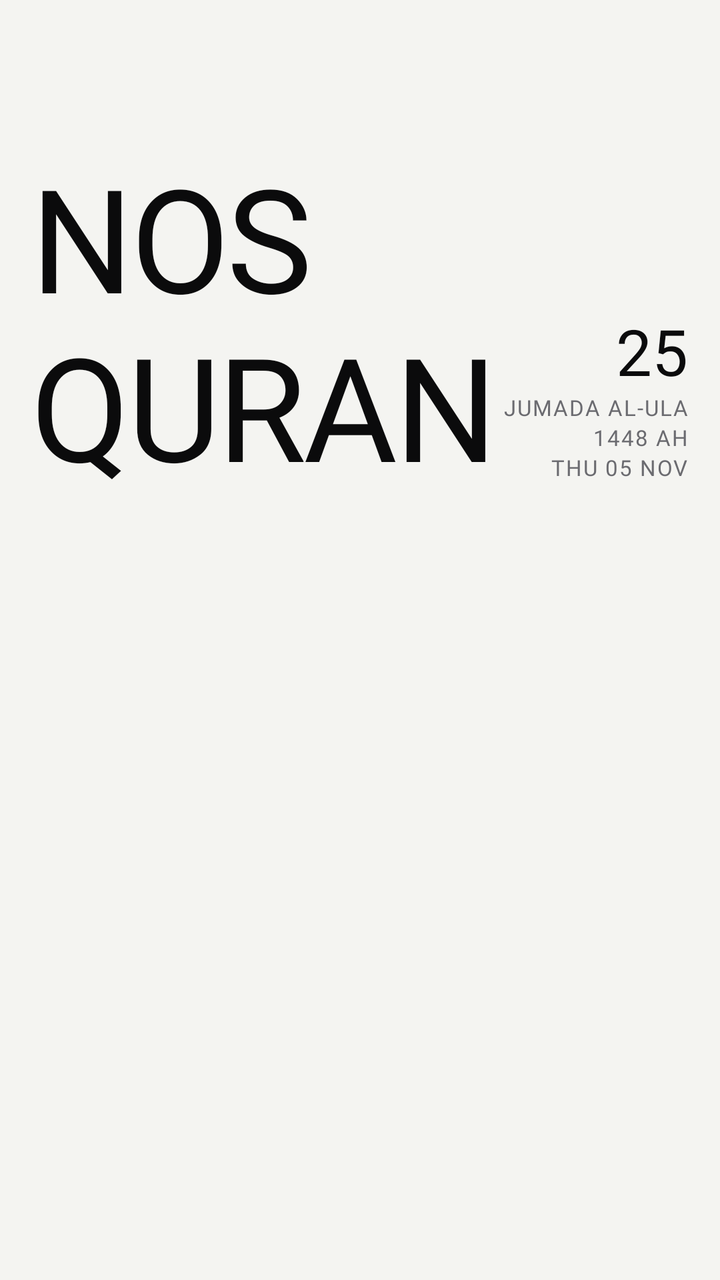
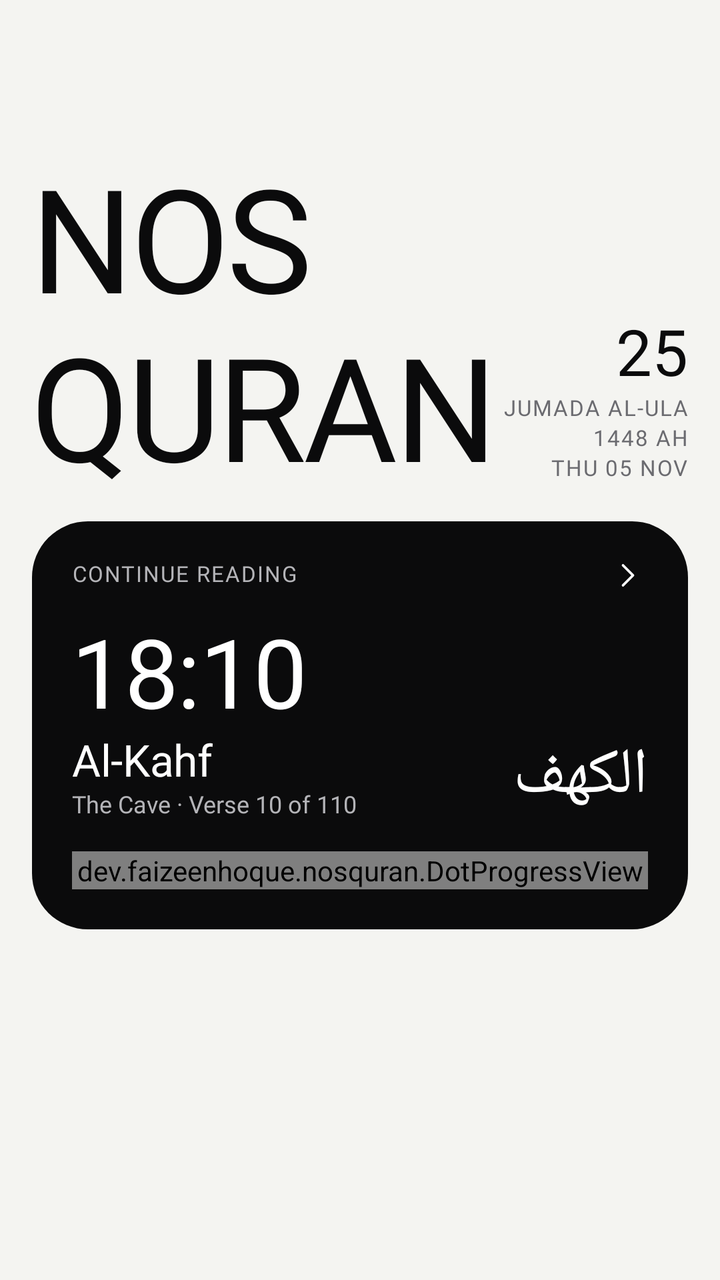

Screens rendered from an Android XML layout before and after an edit, with the pre-edit source and the edit as a unified diff.
<!-- AndroidManifest.xml: application theme Theme.NOSQuran -->
<!-- res/layout/activity_main.xml -->
<?xml version="1.0" encoding="utf-8"?>
<androidx.constraintlayout.widget.ConstraintLayout xmlns:android="http://schemas.android.com/apk/res/android"
    xmlns:app="http://schemas.android.com/apk/res-auto"
    xmlns:tools="http://schemas.android.com/tools"
    android:id="@+id/main"
    android:layout_width="match_parent"
    android:layout_height="match_parent"
    tools:context=".MainActivity">

    <TextView
        android:id="@+id/textView"
        android:layout_width="wrap_content"
        android:layout_height="wrap_content"
        android:layout_marginStart="16dp"
        android:layout_marginTop="80dp"
        android:fontFamily="@font/ndot_57_aligned"
        android:includeFontPadding="false"
        android:letterSpacing="-0.02"
        android:lineHeight="72sp"
        android:text="NOS"
        android:textAlignment="viewStart"
        android:textColor="?attr/colorOnBackground"
        android:textSize="72sp"
        app:layout_constraintStart_toStartOf="parent"
        app:layout_constraintTop_toTopOf="parent" />

    <TextView
        android:id="@+id/textView2"
        android:layout_width="wrap_content"
        android:layout_height="wrap_content"
        android:fontFamily="@font/ndot_57_aligned"
        android:includeFontPadding="false"
        android:letterSpacing="-0.02"
        android:lineHeight="72sp"
        android:text="QURAN"
        android:textAlignment="viewStart"
        android:textColor="?attr/colorOnBackground"
        android:textSize="72sp"
        app:layout_constraintStart_toStartOf="@+id/textView"
        app:layout_constraintTop_toBottomOf="@+id/textView" />

    
    <TextView
        android:id="@+id/textView3"
        android:layout_width="wrap_content"
        android:layout_height="wrap_content"
        android:layout_marginBottom="2dp"
        android:fontFamily="@font/ndot_57_aligned"
        android:includeFontPadding="false"
        android:lineHeight="36sp"
        android:text="25"
        android:textAlignment="viewEnd"
        android:textColor="?attr/colorOnBackground"
        android:textSize="32sp"
        app:layout_constraintBottom_toTopOf="@+id/textView4"
        app:layout_constraintEnd_toEndOf="@+id/textView6" />

    <TextView
        android:id="@+id/textView4"
        android:layout_width="wrap_content"
        android:layout_height="wrap_content"
        android:layout_marginBottom="2dp"
        android:fontFamily="@font/geist_variable"
        android:fontVariationSettings="'wght' 500"
        android:includeFontPadding="false"
        android:letterSpacing="0.06"
        android:lineHeight="16sp"
        android:text="Jumada al-Ula"
        android:textAlignment="viewEnd"
        android:textAllCaps="true"
        android:textColor="?android:attr/textColorTertiary"
        android:textSize="11sp"
        app:layout_constraintBottom_toTopOf="@+id/textView5"
        app:layout_constraintEnd_toEndOf="@+id/textView6" />

    
    <TextView
        android:id="@+id/textView5"
        android:layout_width="wrap_content"
        android:layout_height="wrap_content"
        android:layout_marginBottom="2dp"
        android:fontFamily="@font/geist_variable"
        android:fontVariationSettings="'wght' 500"
        android:includeFontPadding="false"
        android:letterSpacing="0.06"
        android:lineHeight="16sp"
        android:text="1448 AH"
        android:textAlignment="viewEnd"
        android:textAllCaps="true"
        android:textColor="?android:attr/textColorTertiary"
        android:textSize="11sp"
        app:layout_constraintBottom_toTopOf="@+id/textView6"
        app:layout_constraintEnd_toEndOf="@+id/textView6" />

    
    <TextView
        android:id="@+id/textView6"
        android:layout_width="wrap_content"
        android:layout_height="wrap_content"
        android:layout_marginEnd="16dp"
        android:layout_marginBottom="8dp"
        android:fontFamily="@font/geist_variable"
        android:fontVariationSettings="'wght' 500"
        android:includeFontPadding="false"
        android:letterSpacing="0.06"
        android:lineHeight="16sp"
        android:text="Thu 05 Nov"
        android:textAlignment="viewEnd"
        android:textAllCaps="true"
        android:textColor="?android:attr/textColorTertiary"
        android:textSize="11sp"
        app:layout_constraintBottom_toBottomOf="@+id/textView2"
        app:layout_constraintEnd_toEndOf="parent" />



</androidx.constraintlayout.widget.ConstraintLayout>
<!-- resources referenced by this layout -->
<resources>
  <style name="Theme.NOSQuran" parent="Theme.MaterialComponents.DayNight.NoActionBar">
          <item name="android:textColorTertiary">@color/light_text_tertiary</item>
          
          <item name="colorPrimary">@color/light_inverse_bg</item>
          <item name="colorPrimaryVariant">@color/light_surface_3</item>
          <item name="colorOnPrimary">@color/light_inverse_text</item>
          
          <item name="colorSecondary">@color/accent_fill</item>
          <item name="colorSecondaryVariant">@color/accent_fill</item>
          <item name="colorOnSecondary">@color/accent_on</item>
          
          <item name="android:colorBackground">@color/light_bg_base</item>
          <item name="android:windowBackground">@color/light_bg_base</item>
          <item name="colorSurface">@color/light_surface_1</item>
          <item name="colorOnSurface">@color/light_text_primary</item>
          <item name="colorOnBackground">@color/light_text_primary</item>
          <item name="colorError">@color/light_accent_text</item>
          
          <item name="android:statusBarColor">@android:color/transparent</item>
          <item name="android:navigationBarColor">@android:color/transparent</item>
          <item name="android:windowLightStatusBar">true</item>
          <item name="android:windowLightNavigationBar" tools:targetApi="27">true</item>
          <item name="android:enforceNavigationBarContrast" tools:targetApi="29">false</item>
      </style>
  <color name="light_text_tertiary">@color/gray_500</color>
  <color name="light_inverse_bg">@color/gray_50</color>
  <color name="light_surface_3">@color/gray_800</color>
  <color name="light_inverse_text">@color/gray_1000</color>
  <color name="accent_fill">@color/red_500</color>
  <color name="accent_on">@color/gray_1000</color>
  <color name="light_bg_base">@color/gray_900</color>
  <color name="light_surface_1">@color/gray_1000</color>
  <color name="light_text_primary">@color/gray_50</color>
  <color name="light_accent_text">@color/red_600</color>
  <color name="gray_500">#FF6B6B70</color>
  <color name="gray_50">#FF0B0B0C</color>
  <color name="gray_800">#FFD9D9D6</color>
  <color name="gray_1000">#FFFFFFFF</color>
  <color name="red_500">#FFD71921</color>
  <color name="gray_900">#FFF4F4F1</color>
  <color name="red_600">#FFB3121A</color>
</resources>

<!-- the commit's change to res/layout/activity_main.xml (unified diff, before → after) -->
@@ -55,6 +55,7 @@
         app:layout_constraintBottom_toTopOf="@+id/textView4"
         app:layout_constraintEnd_toEndOf="@+id/textView6" />
 
+    
     <TextView
         android:id="@+id/textView4"
         android:layout_width="wrap_content"
@@ -112,6 +113,117 @@
         app:layout_constraintBottom_toBottomOf="@+id/textView2"
         app:layout_constraintEnd_toEndOf="parent" />
 
-
+    
+    <androidx.constraintlayout.widget.ConstraintLayout
+        android:id="@+id/continueReadingCard"
+        android:layout_width="0dp"
+        android:layout_height="wrap_content"
+        android:layout_marginStart="16dp"
+        android:layout_marginTop="12dp"
+        android:layout_marginEnd="16dp"
+        android:background="@drawable/bg_continue_reading"
+        android:clickable="true"
+        android:contentDescription="Continue reading Al-Kahf, verse 10 of 110"
+        android:focusable="true"
+        android:padding="20dp"
+        app:layout_constraintEnd_toEndOf="parent"
+        app:layout_constraintStart_toStartOf="parent"
+        app:layout_constraintTop_toBottomOf="@+id/textView2">
+
+        <TextView
+            android:id="@+id/continueLabel"
+            android:layout_width="wrap_content"
+            android:layout_height="wrap_content"
+            android:fontFamily="@font/geist_variable"
+            android:fontVariationSettings="'wght' 500"
+            android:includeFontPadding="false"
+            android:letterSpacing="0.06"
+            android:lineHeight="16sp"
+            android:text="Continue reading"
+            android:textAllCaps="true"
+            android:textColor="@color/inverse_secondary"
+            android:textSize="11sp"
+            app:layout_constraintStart_toStartOf="parent"
+            app:layout_constraintTop_toTopOf="parent" />
+
+        <ImageView
+            android:id="@+id/continueChevron"
+            android:layout_width="20dp"
+            android:layout_height="20dp"
+            android:importantForAccessibility="no"
+            android:src="@drawable/ic_chevron_right"
+            app:layout_constraintBottom_toBottomOf="@+id/continueLabel"
+            app:layout_constraintEnd_toEndOf="parent"
+            app:layout_constraintTop_toTopOf="@+id/continueLabel" />
+
+        <TextView
+            android:id="@+id/verseReference"
+            android:layout_width="wrap_content"
+            android:layout_height="wrap_content"
+            android:layout_marginTop="16dp"
+            android:fontFamily="@font/ndot_57_aligned"
+            android:includeFontPadding="false"
+            android:letterSpacing="-0.01"
+            android:lineHeight="50sp"
+            android:text="18:10"
+            android:textColor="@color/inverse_text"
+            android:textSize="48sp"
+            app:layout_constraintStart_toStartOf="parent"
+            app:layout_constraintTop_toBottomOf="@+id/continueLabel" />
+
+        <TextView
+            android:id="@+id/surahName"
+            android:layout_width="wrap_content"
+            android:layout_height="wrap_content"
+            android:layout_marginTop="2dp"
+            android:fontFamily="@font/geist_variable"
+            android:fontVariationSettings="'wght' 500"
+            android:includeFontPadding="false"
+            android:letterSpacing="-0.005"
+            android:lineHeight="28sp"
+            android:text="Al-Kahf"
+            android:textColor="@color/inverse_text"
+            android:textSize="22sp"
+            app:layout_constraintStart_toStartOf="parent"
+            app:layout_constraintTop_toBottomOf="@+id/verseReference" />
+
+        <TextView
+            android:id="@+id/surahMeta"
+            android:layout_width="wrap_content"
+            android:layout_height="wrap_content"
+            android:layout_marginTop="2dp"
+            android:fontFamily="@font/geist_variable"
+            android:includeFontPadding="false"
+            android:lineHeight="16sp"
+            android:text="The Cave · Verse 10 of 110"
+            android:textColor="@color/inverse_secondary"
+            android:textSize="12sp"
+            app:layout_constraintStart_toStartOf="parent"
+            app:layout_constraintTop_toBottomOf="@+id/surahName" />
+
+        <TextView
+            android:id="@+id/surahNameArabic"
+            android:layout_width="wrap_content"
+            android:layout_height="wrap_content"
+            android:fontFamily="@font/amiriquran_regular"
+            android:lineHeight="68sp"
+            android:text="الكهف"
+            android:textColor="@color/inverse_text"
+            android:textDirection="rtl"
+            android:textSize="32sp"
+            app:layout_constraintBottom_toBottomOf="@+id/surahMeta"
+            app:layout_constraintEnd_toEndOf="parent" />
+
+        <dev.faizeenhoque.nosquran.DotProgressView
+            android:id="@+id/verseDots"
+            android:layout_width="0dp"
+            android:layout_height="wrap_content"
+            android:layout_marginTop="16dp"
+            app:layout_constraintBottom_toBottomOf="parent"
+            app:layout_constraintEnd_toEndOf="parent"
+            app:layout_constraintStart_toStartOf="parent"
+            app:layout_constraintTop_toBottomOf="@+id/surahMeta" />
+
+    </androidx.constraintlayout.widget.ConstraintLayout>
 
 </androidx.constraintlayout.widget.ConstraintLayout>
<!-- resource entries referenced after the edit -->
@@ -1,5 +1,27 @@
 <!-- resources referenced by this layout -->
 <resources>
+  <color name="inverse_secondary">@color/light_inverse_secondary</color>
+  <color name="inverse_text">@color/light_inverse_text</color>
+  <!-- drawable bg_continue_reading (drawable) -->
+  <?xml version="1.0" encoding="utf-8"?>
+  <shape xmlns:android="http://schemas.android.com/apk/res/android">
+      <solid android:color="@color/inverse_bg" />
+      <corners android:radius="28dp" />
+  </shape>
+  <!-- drawable ic_chevron_right (drawable) -->
+  <?xml version="1.0" encoding="utf-8"?>
+  <vector xmlns:android="http://schemas.android.com/apk/res/android"
+      android:width="20dp"
+      android:height="20dp"
+      android:viewportWidth="24"
+      android:viewportHeight="24">
+      <path
+          android:pathData="M9,18l6,-6l-6,-6"
+          android:strokeWidth="1.5"
+          android:strokeColor="@color/inverse_text"
+          android:strokeLineCap="round"
+          android:strokeLineJoin="round" />
+  </vector>
   <style name="Theme.NOSQuran" parent="Theme.MaterialComponents.DayNight.NoActionBar">
           <item name="android:textColorTertiary">@color/light_text_tertiary</item>
           
@@ -24,16 +46,19 @@
           <item name="android:windowLightNavigationBar" tools:targetApi="27">true</item>
           <item name="android:enforceNavigationBarContrast" tools:targetApi="29">false</item>
       </style>
+  <color name="light_inverse_secondary">@color/gray_700</color>
   <color name="light_text_tertiary">@color/gray_500</color>
   <color name="light_inverse_bg">@color/gray_50</color>
   <color name="light_surface_3">@color/gray_800</color>
   <color name="light_inverse_text">@color/gray_1000</color>
+  <color name="inverse_bg">@color/light_inverse_bg</color>
   <color name="accent_fill">@color/red_500</color>
   <color name="accent_on">@color/gray_1000</color>
   <color name="light_bg_base">@color/gray_900</color>
   <color name="light_surface_1">@color/gray_1000</color>
   <color name="light_text_primary">@color/gray_50</color>
   <color name="light_accent_text">@color/red_600</color>
+  <color name="gray_700">#FFB4B4B8</color>
   <color name="gray_500">#FF6B6B70</color>
   <color name="gray_50">#FF0B0B0C</color>
   <color name="gray_800">#FFD9D9D6</color>
